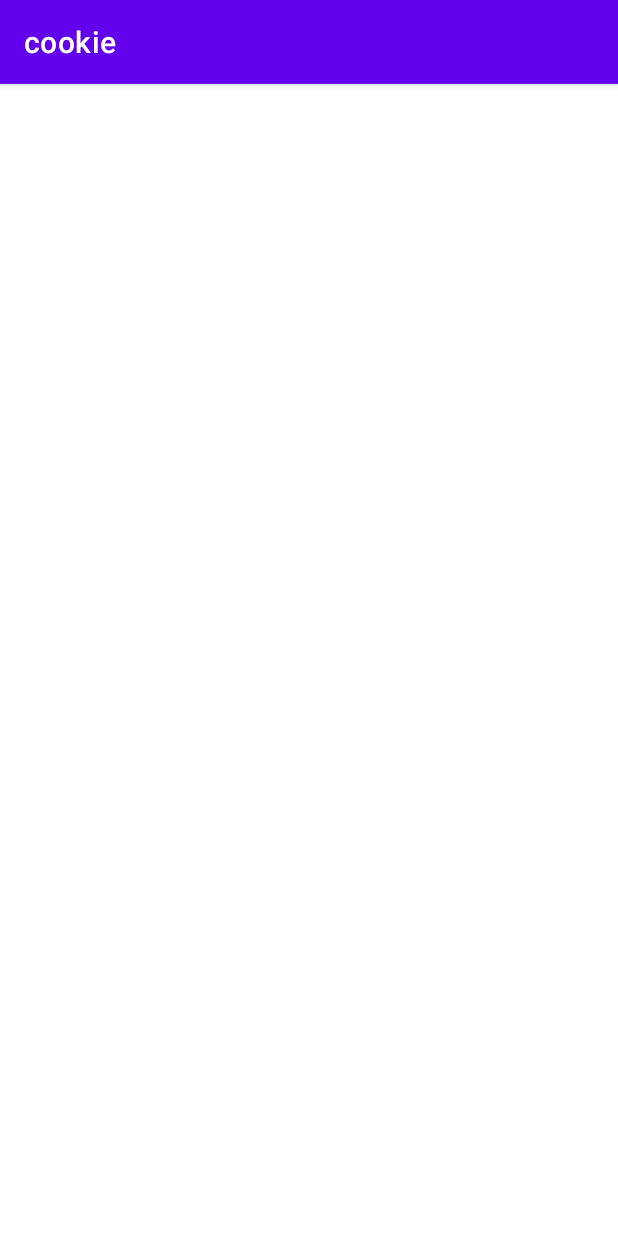
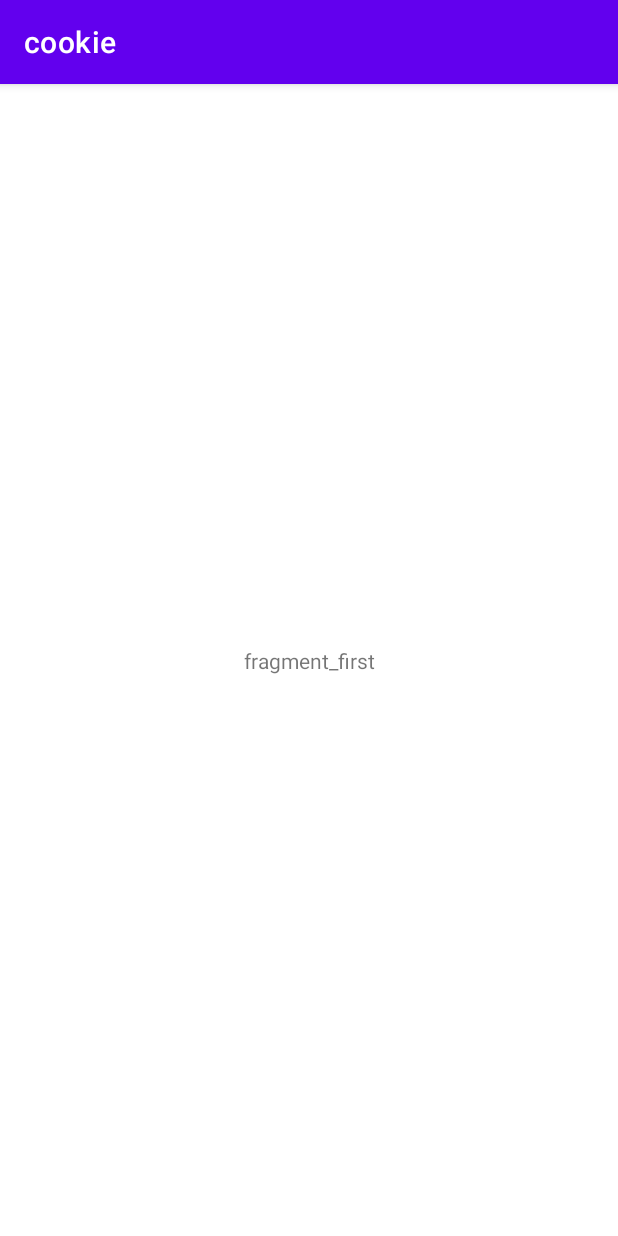
Before and after one commit to someh2705/cookie, an Android app: the screen it shows after launch (MainActivity), on a phone screen of 412 x 824 dp. Run offline under Robolectric (Android 15) with nearby library versions, the phone set to English and light mode, and no system bars; our stand-ins replace Dagger/Hilt's generated code.

Commit message:
init: Jetpack Navigation Safe Args 추가

```diff
--- /dev/null
+++ b/app/src/main/java/com/study/cookie/FirstFragment.kt
@@ -0,0 +1,35 @@
+package com.study.cookie
+
+import android.os.Bundle
+import androidx.fragment.app.Fragment
+import android.view.LayoutInflater
+import android.view.View
+import android.view.ViewGroup
+import androidx.navigation.findNavController
+import com.study.cookie.databinding.FragmentFirstBinding
+import dagger.hilt.android.AndroidEntryPoint
+
+@AndroidEntryPoint
+class FirstFragment : Fragment() {
+    private lateinit var binding: FragmentFirstBinding
+
+    override fun onCreateView(
+        inflater: LayoutInflater,
+        container: ViewGroup?,
+        savedInstanceState: Bundle?
+    ): View {
+        binding = FragmentFirstBinding.inflate(inflater, container, false)
+
+        binding.textView.setOnClickListener {
+            val directions =
+                FirstFragmentDirections.actionFirstFragmentToSecondFragment(
+                    message = "navigate",
+                    something = 10
+                )
+
+            it.findNavController().navigate(directions)
+        }
+
+        return binding.root
+    }
+}
--- a/app/src/main/java/com/study/cookie/MainActivity.kt
+++ b/app/src/main/java/com/study/cookie/MainActivity.kt
@@ -1,186 +1,13 @@
 package com.study.cookie
 
-import android.content.Context
+import androidx.appcompat.app.AppCompatActivity
 import android.os.Bundle
-import android.util.AttributeSet
-import android.util.Log
-import android.view.View
-import android.widget.ImageView
-import androidx.activity.viewModels
-import androidx.appcompat.app.AppCompatActivity
-import androidx.lifecycle.*
-import coil.load
-import com.squareup.moshi.Json
-import com.study.cookie.databinding.ActivityMainBinding
-import dagger.Module
-import dagger.Provides
-import dagger.hilt.InstallIn
 import dagger.hilt.android.AndroidEntryPoint
-import dagger.hilt.android.lifecycle.HiltViewModel
-import dagger.hilt.components.SingletonComponent
-import kotlinx.coroutines.delay
-import kotlinx.coroutines.flow.MutableStateFlow
-import kotlinx.coroutines.flow.asStateFlow
-import kotlinx.coroutines.flow.collect
-import kotlinx.coroutines.launch
-import retrofit2.Response
-import retrofit2.Retrofit
-import retrofit2.converter.moshi.MoshiConverterFactory
-import retrofit2.http.GET
-import retrofit2.http.Query
-import javax.inject.Inject
-import javax.inject.Named
-import javax.inject.Singleton
 
 @AndroidEntryPoint
 class MainActivity : AppCompatActivity() {
-    private lateinit var binding: ActivityMainBinding
-    private val viewModel: MainViewModel by viewModels()
-
     override fun onCreate(savedInstanceState: Bundle?) {
         super.onCreate(savedInstanceState)
-        binding = ActivityMainBinding.inflate(layoutInflater)
-        setContentView(binding.root)
-
-        lifecycleScope.launchWhenStarted {
-            lifecycle.repeatOnLifecycle(Lifecycle.State.STARTED) {
-                viewModel.cookieList.collect { data ->
-                    data.cookieList.forEach {
-                        val uri = it.cookieImage.replace("localhost", "172.30.0.1")
-                        binding.imageView.load(
-                            uri = uri
-                        )
-                    }
-                }
-            }
-        }
+        setContentView(R.layout.activity_main)
     }
 }
-
-
-@HiltViewModel
-class MainViewModel @Inject constructor(
-    testRepository: TestRepository
-) : ViewModel() {
-    private val _cookieList = MutableStateFlow<CookieInfoList>(
-        CookieInfoList(
-            cookieList = emptyList(),
-            last = 0,
-            next = true
-        )
-    )
-    val cookieList = _cookieList.asStateFlow()
-
-    init {
-        viewModelScope.launch {
-            launch {
-                while (true) {
-                    delay(1000L)
-                    cookieList.value.last?.let {
-                        val fetchCookieList = testRepository.fetchCookieList(
-                            it,
-                            length = 4
-                        )
-
-                        fetchCookieList?.let {
-                            _cookieList.value = it
-                        }
-                    }
-                }
-            }
-        }
-    }
-}
-
-@Singleton
-class TestRepository @Inject constructor(
-    private val cookieService: CookieService
-) {
-    suspend fun fetchCookieList(start: Int, length: Int): CookieInfoList? {
-        return cookieService.getCookieInfoList(start, length).let {
-            if (it.isSuccessful) {
-                it.body()
-            }
-            else {
-                null
-            }
-        }
-    }
-}
-
-@Module
-@InstallIn(SingletonComponent::class)
-class TestModule {
-
-    @Singleton
-    @Provides
-    fun provideTestRepository(cookieService: CookieService): TestRepository {
-        return TestRepository(cookieService)
-    }
-
-    @Singleton
-    @Provides
-    @Named("localhost")
-    fun provideLocalhost(): String {
-        return "172.30.0.1"
-    }
-
-    @Singleton
-    @Provides
-    @Named("baseUrl")
-    fun provideBaseUrl(
-        @Named("localhost") localhost: String
-    ): String {
-        return "http://$localhost:8000"
-    }
-
-    @Singleton
-    @Provides
-    fun provideMoshiConverterFactory(): MoshiConverterFactory {
-        return MoshiConverterFactory.create()
-    }
-
-    @Singleton
-    @Provides
-    fun provideRetrofit(
-        moshiConverterFactory: MoshiConverterFactory,
-        @Named("baseUrl") baseUrl: String
-    ): Retrofit {
-        return Retrofit.Builder()
-            .addConverterFactory(moshiConverterFactory)
-            .baseUrl(baseUrl)
-            .build()
-
-    }
-
-    @Singleton
-    @Provides
-    fun provideCookieService(retrofit: Retrofit): CookieService {
-        return retrofit.create(CookieService::class.java)
-    }
-}
-data class CookieInfoList(
-    @field:Json(name = "list")
-    val cookieList: List<CookieInfo>,
-    @field:Json(name = "last")
-    val last: Int?,
-    @field:Json(name = "next")
-    val next: Boolean
-)
-
-data class CookieInfo(
-    @field:Json(name = "cookie_id")
-    val cookieId: Int,
-    @field:Json(name = "cookie_name")
-    val cookieName: String,
-    @field:Json(name = "cookie_image")
-    val cookieImage: String
-)
-
-interface CookieService {
-    @GET("/cookie/v1/cookie_id/list")
-    suspend fun getCookieInfoList(
-        @Query("start") start: Int,
-        @Query("length") length: Int
-    ): Response<CookieInfoList>
-}
--- a/app/src/main/res/layout/activity_main.xml
+++ b/app/src/main/res/layout/activity_main.xml
@@ -6,14 +6,17 @@
     android:layout_height="match_parent"
     tools:context=".MainActivity">
 
-    <ImageView
-        android:id="@+id/imageView"
-        android:layout_width="wrap_content"
-        android:layout_height="wrap_content"
+    <androidx.fragment.app.FragmentContainerView
+        android:id="@+id/nav_host_fragment"
+        android:name="androidx.navigation.fragment.NavHostFragment"
+        android:layout_width="0dp"
+        android:layout_height="0dp"
+        app:layout_constraintLeft_toLeftOf="parent"
+        app:layout_constraintRight_toRightOf="parent"
+        app:layout_constraintTop_toTopOf="parent"
         app:layout_constraintBottom_toBottomOf="parent"
-        app:layout_constraintEnd_toEndOf="parent"
-        app:layout_constraintStart_toStartOf="parent"
-        app:layout_constraintTop_toTopOf="parent"
-        tools:srcCompat="@tools:sample/avatars" />
+
+        app:defaultNavHost="true"
+        app:navGraph="@navigation/nav_graph" />
 
 </androidx.constraintlayout.widget.ConstraintLayout>
--- /dev/null
+++ b/app/src/main/res/layout/fragment_first.xml
@@ -0,0 +1,16 @@
+<?xml version="1.0" encoding="utf-8"?>
+<androidx.constraintlayout.widget.ConstraintLayout xmlns:android="http://schemas.android.com/apk/res/android"
+    xmlns:app="http://schemas.android.com/apk/res-auto"
+    android:layout_width="match_parent"
+    android:layout_height="match_parent">
+
+    <TextView
+        android:id="@+id/textView"
+        android:layout_width="wrap_content"
+        android:layout_height="wrap_content"
+        android:text="fragment_first"
+        app:layout_constraintBottom_toBottomOf="parent"
+        app:layout_constraintEnd_toEndOf="parent"
+        app:layout_constraintStart_toStartOf="parent"
+        app:layout_constraintTop_toTopOf="parent" />
+</androidx.constraintlayout.widget.ConstraintLayout>
--- /dev/null
+++ b/app/src/main/res/navigation/nav_graph.xml
@@ -0,0 +1,26 @@
+<?xml version="1.0" encoding="utf-8"?>
+<navigation xmlns:android="http://schemas.android.com/apk/res/android"
+    xmlns:app="http://schemas.android.com/apk/res-auto"
+    android:id="@+id/nav_graph"
+    app:startDestination="@id/firstFragment">
+
+    <fragment
+        android:id="@+id/firstFragment"
+        android:name="com.study.cookie.FirstFragment"
+        android:label="FirstFragment" >
+        <action
+            android:id="@+id/action_firstFragment_to_secondFragment"
+            app:destination="@id/secondFragment" />
+    </fragment>
+    <fragment
+        android:id="@+id/secondFragment"
+        android:name="com.study.cookie.SecondFragment"
+        android:label="SecondFragment" >
+        <argument
+            android:name="message"
+            app:argType="string" />
+        <argument
+            android:name="something"
+            app:argType="integer" />
+    </fragment>
+</navigation>
--- a/app/src/main/res/values/strings.xml
+++ b/app/src/main/res/values/strings.xml
@@ -1,3 +1,5 @@
 <resources>
     <string name="app_name">cookie</string>
+    <!-- TODO: Remove or change this placeholder text -->
+    <string name="hello_blank_fragment">Hello blank fragment</string>
 </resources>
--- a/build.gradle
+++ b/build.gradle
@@ -6,9 +6,12 @@ buildscript {
     }
     dependencies {
         classpath "com.android.tools.build:gradle:7.0.3"
-        classpath "org.jetbrains.kotlin:kotlin-gradle-plugin:1.6.0"
+        classpath 'org.jetbrains.kotlin:kotlin-gradle-plugin:1.6.10'
 
         classpath 'com.google.dagger:hilt-android-gradle-plugin:2.40.1'
+
+        def nav_version = "2.3.5"
+        classpath "androidx.navigation:navigation-safe-args-gradle-plugin:$nav_version"
         // NOTE: Do not place your application dependencies here; they belong
         // in the individual module build.gradle files
     }
```
Also changed, not shown: app/build.gradle (+7 -0 lines), app/src/main/AndroidManifest.xml (+4 -4 lines), app/src/main/java/com/study/cookie/SecondFragment.kt (added, +27 -0 lines), app/src/main/res/layout/fragment_second.xml (added, +16 -0 lines).
